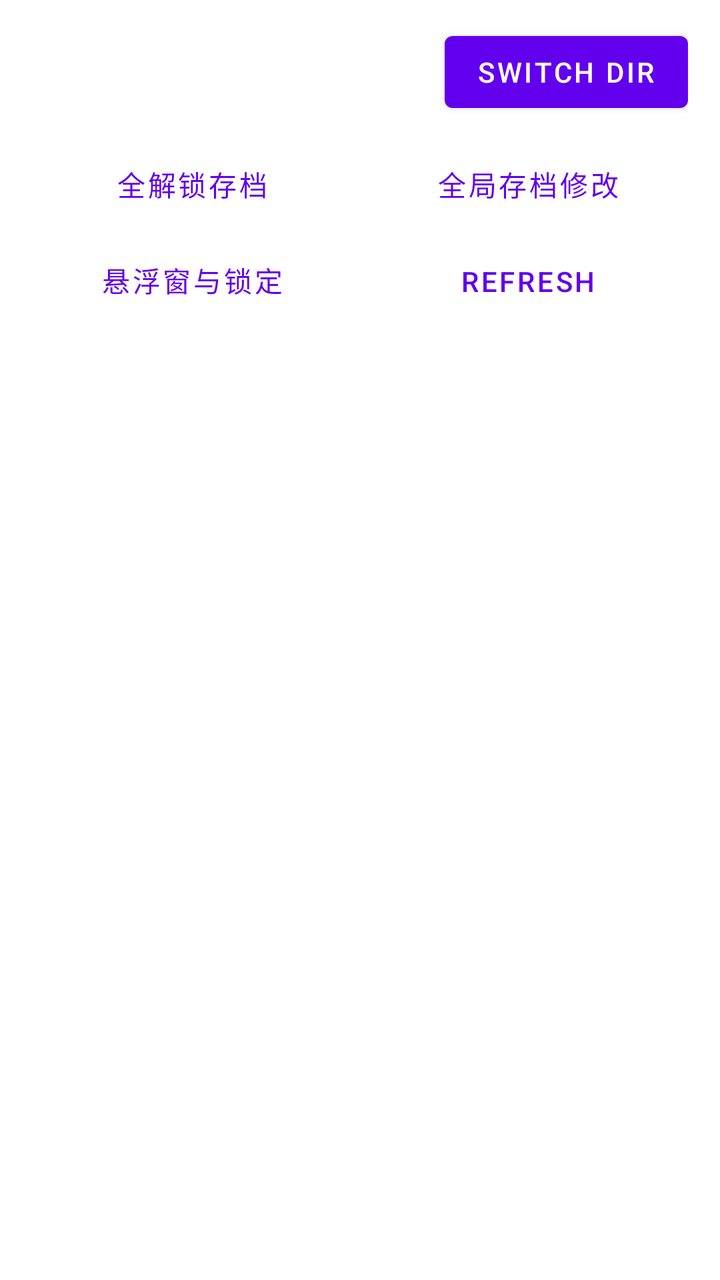
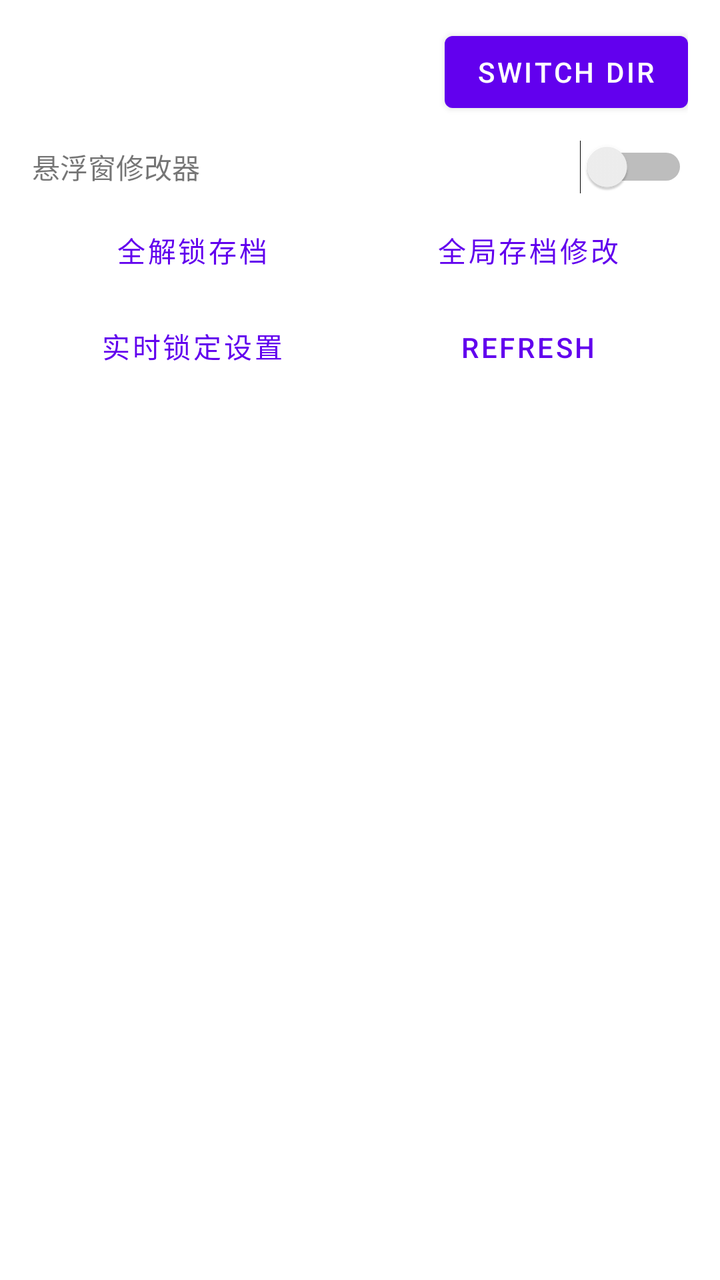

Screens rendered from an Android XML layout before and after an edit, with the pre-edit source and the edit as a unified diff.
<!-- AndroidManifest.xml: fallback theme Theme.MaterialComponents.DayNight.NoActionBar -->
<!-- res/layout/activity_game_modifier.xml -->
<?xml version="1.0" encoding="utf-8"?>
<LinearLayout xmlns:android="http://schemas.android.com/apk/res/android"
    android:orientation="vertical"
    android:layout_width="match_parent"
    android:layout_height="match_parent">

    <LinearLayout
        android:orientation="horizontal"
        android:layout_width="match_parent"
        android:layout_height="wrap_content"
        android:gravity="center_vertical"
        android:paddingLeft="16dp"
        android:paddingRight="16dp"
        android:paddingTop="12dp"
        android:paddingBottom="8dp">

        <LinearLayout
            android:orientation="vertical"
            android:layout_width="0dp"
            android:layout_height="wrap_content"
            android:layout_weight="1">

            <TextView
                android:id="@+id/mod_target_title"
                android:layout_width="match_parent"
                android:layout_height="wrap_content"
                android:textStyle="bold"
                android:textAppearance="?android:attr/textAppearanceMedium" />

            <TextView
                android:id="@+id/mod_target_summary"
                android:layout_width="match_parent"
                android:layout_height="wrap_content"
                android:layout_marginTop="2dp"
                android:textAppearance="?android:attr/textAppearanceSmall" />
        </LinearLayout>

        <Button
            android:id="@+id/btn_mod_switch_dir"
            android:layout_width="wrap_content"
            android:layout_height="wrap_content"
            android:layout_marginStart="8dp"
            android:text="@string/save_manager_switch_dir" />
    </LinearLayout>

    <LinearLayout
        android:orientation="horizontal"
        android:layout_width="match_parent"
        android:layout_height="wrap_content"
        android:paddingLeft="12dp"
        android:paddingRight="12dp">

        <Button
            android:id="@+id/btn_mod_full_unlock"
            style="?android:attr/buttonBarButtonStyle"
            android:layout_width="0dp"
            android:layout_height="wrap_content"
            android:layout_weight="1"
            android:text="全解锁存档" />

        <Button
            android:id="@+id/btn_mod_global_save"
            style="?android:attr/buttonBarButtonStyle"
            android:layout_width="0dp"
            android:layout_height="wrap_content"
            android:layout_weight="1"
            android:text="全局存档修改" />
    </LinearLayout>

    <LinearLayout
        android:orientation="horizontal"
        android:layout_width="match_parent"
        android:layout_height="wrap_content"
        android:paddingLeft="12dp"
        android:paddingRight="12dp"
        android:paddingBottom="4dp">

        <Button
            android:id="@+id/btn_mod_floating_cfg"
            style="?android:attr/buttonBarButtonStyle"
            android:layout_width="0dp"
            android:layout_height="wrap_content"
            android:layout_weight="1"
            android:text="悬浮窗与锁定" />

        <Button
            android:id="@+id/btn_mod_refresh"
            style="?android:attr/buttonBarButtonStyle"
            android:layout_width="0dp"
            android:layout_height="wrap_content"
            android:layout_weight="1"
            android:text="@string/save_manager_refresh" />
    </LinearLayout>

    <TextView
        android:id="@+id/mod_empty_view"
        android:layout_width="match_parent"
        android:layout_height="0dp"
        android:layout_weight="1"
        android:gravity="center"
        android:padding="24dp"
        android:visibility="gone"
        android:textAppearance="?android:attr/textAppearanceSmall" />

    <ListView
        android:id="@+id/mod_save_list"
        android:layout_width="match_parent"
        android:layout_height="0dp"
        android:layout_weight="1" />
</LinearLayout>
<!-- resources referenced by this layout -->
<resources>
  <string name="save_manager_refresh">Refresh</string>
  <string name="save_manager_switch_dir">Switch Dir</string>
</resources>

<!-- the commit's change to res/layout/activity_game_modifier.xml (unified diff, before → after) -->
@@ -12,7 +12,7 @@
         android:paddingLeft="16dp"
         android:paddingRight="16dp"
         android:paddingTop="12dp"
-        android:paddingBottom="8dp">
+        android:paddingBottom="6dp">
 
         <LinearLayout
             android:orientation="vertical"
@@ -41,6 +41,30 @@
             android:layout_height="wrap_content"
             android:layout_marginStart="8dp"
             android:text="@string/save_manager_switch_dir" />
+    </LinearLayout>
+
+    <LinearLayout
+        android:orientation="horizontal"
+        android:layout_width="match_parent"
+        android:layout_height="wrap_content"
+        android:gravity="center_vertical"
+        android:paddingLeft="16dp"
+        android:paddingRight="16dp"
+        android:paddingTop="4dp"
+        android:paddingBottom="4dp">
+
+        <TextView
+            android:id="@+id/label_floating_modifier"
+            android:layout_width="0dp"
+            android:layout_height="wrap_content"
+            android:layout_weight="1"
+            android:text="悬浮窗修改器"
+            android:textAppearance="?android:attr/textAppearanceSmall" />
+
+        <Switch
+            android:id="@+id/switch_floating_modifier"
+            android:layout_width="wrap_content"
+            android:layout_height="wrap_content" />
     </LinearLayout>
 
     <LinearLayout
@@ -81,7 +105,7 @@
             android:layout_width="0dp"
             android:layout_height="wrap_content"
             android:layout_weight="1"
-            android:text="悬浮窗与锁定" />
+            android:text="实时锁定设置" />
 
         <Button
             android:id="@+id/btn_mod_refresh"
